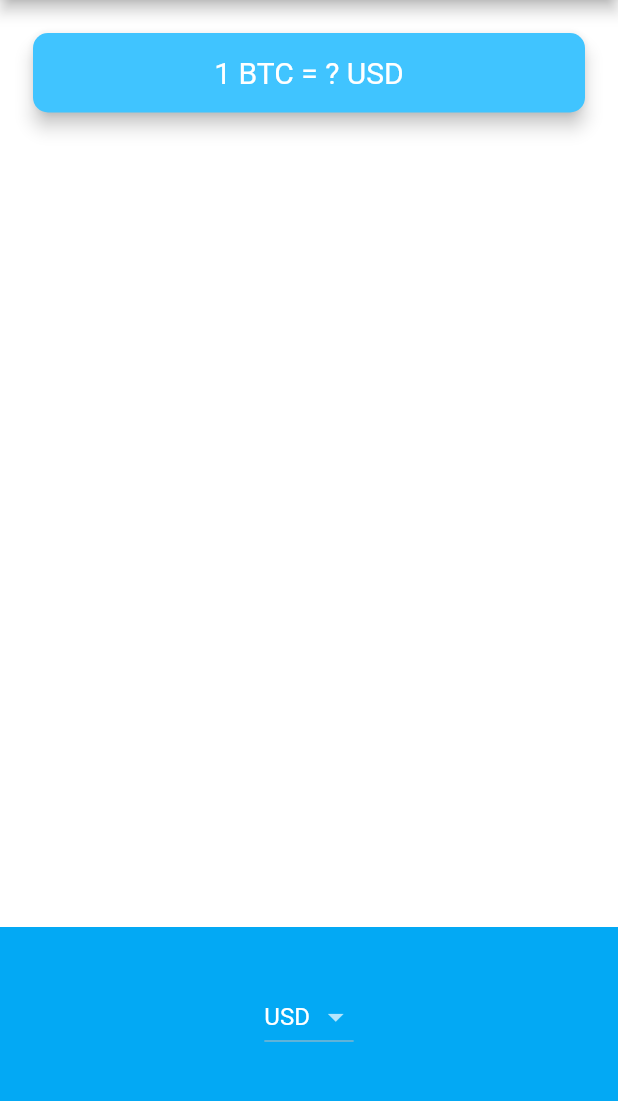
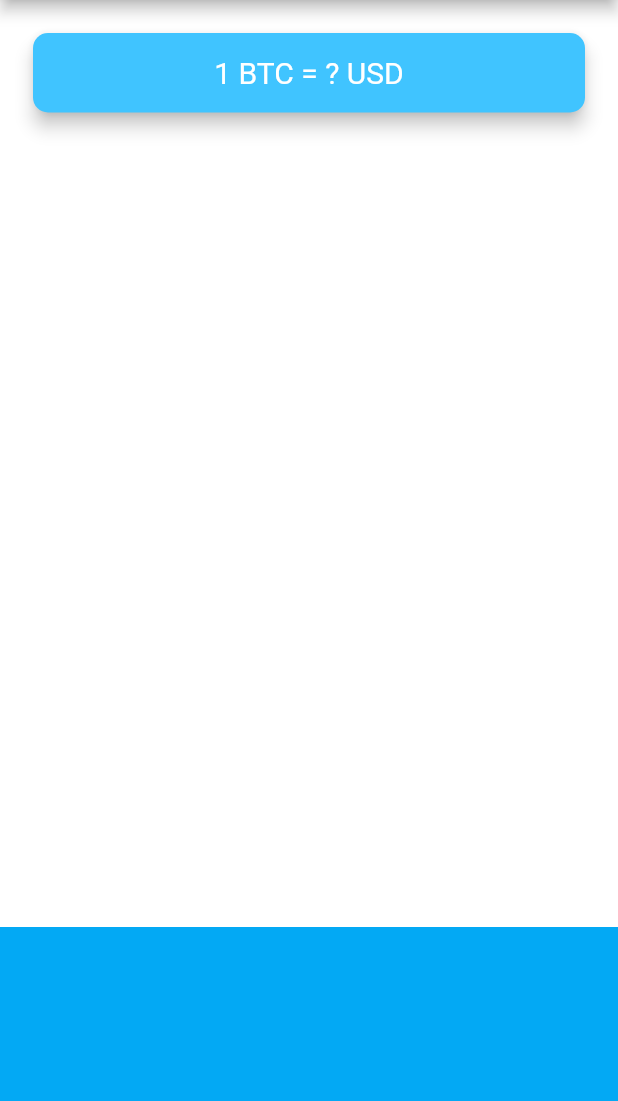
Before and after one commit to devesh0605/bitcoinTicker, a Flutter app: the screen it shows after launch, on a phone screen of 412 x 824 dp, the part 84-1185 px from its top. Run offline on Flutter 3.47's test engine with Material 2 defaults, Android fonts, the phone set to English and light mode, and no system bars.

Commit message:
boilerplate updated

```diff
--- a/lib/price_screen.dart
+++ b/lib/price_screen.dart
@@ -1,7 +1,4 @@
 import 'package:flutter/material.dart';
-import 'package:flutter/cupertino.dart';
-import 'coin_data.dart';
-import 'dart:io' show Platform;
 
 class PriceScreen extends StatefulWidget {
   @override
@@ -9,53 +6,6 @@ class PriceScreen extends StatefulWidget {
 }
 
 class _PriceScreenState extends State<PriceScreen> {
-  String selectedCurrency = 'USD';
-
-  DropdownButton<String> androidDropdown() {
-    List<DropdownMenuItem<String>> dropdownItems = [];
-    for (String currency in currenciesList) {
-      var newItem = DropdownMenuItem(
-        child: Text(currency),
-        value: currency,
-      );
-      dropdownItems.add(newItem);
-    }
-
-    return DropdownButton<String>(
-      value: selectedCurrency,
-      items: dropdownItems,
-      onChanged: (value) {
-        setState(() {
-          selectedCurrency = value;
-        });
-      },
-    );
-  }
-
-  CupertinoPicker iOSPicker() {
-    List<Text> pickerItems = [];
-    for (String currency in currenciesList) {
-      pickerItems.add(Text(currency));
-    }
-
-    return CupertinoPicker(
-      backgroundColor: Colors.lightBlue,
-      itemExtent: 32.0,
-      onSelectedItemChanged: (selectedIndex) {
-        print(selectedIndex);
-      },
-      children: pickerItems,
-    );
-  }
-
-  //TODO: Create a method here called getData() to get the coin data from coin_data.dart
-
-  @override
-  void initState() {
-    super.initState();
-    //TODO: Call getData() when the screen loads up.
-  }
-
   @override
   Widget build(BuildContext context) {
     return Scaffold(
@@ -77,7 +27,6 @@ class _PriceScreenState extends State<PriceScreen> {
               child: Padding(
                 padding: EdgeInsets.symmetric(vertical: 15.0, horizontal: 28.0),
                 child: Text(
-                  //TODO: Update the Text Widget with the live bitcoin data here.
                   '1 BTC = ? USD',
                   textAlign: TextAlign.center,
                   style: TextStyle(
@@ -93,7 +42,7 @@ class _PriceScreenState extends State<PriceScreen> {
             alignment: Alignment.center,
             padding: EdgeInsets.only(bottom: 30.0),
             color: Colors.lightBlue,
-            child: Platform.isIOS ? iOSPicker() : androidDropdown(),
+            child: null,
           ),
         ],
       ),
```
Also changed, not shown: lib/coin_data.dart (+1 -8 lines).
